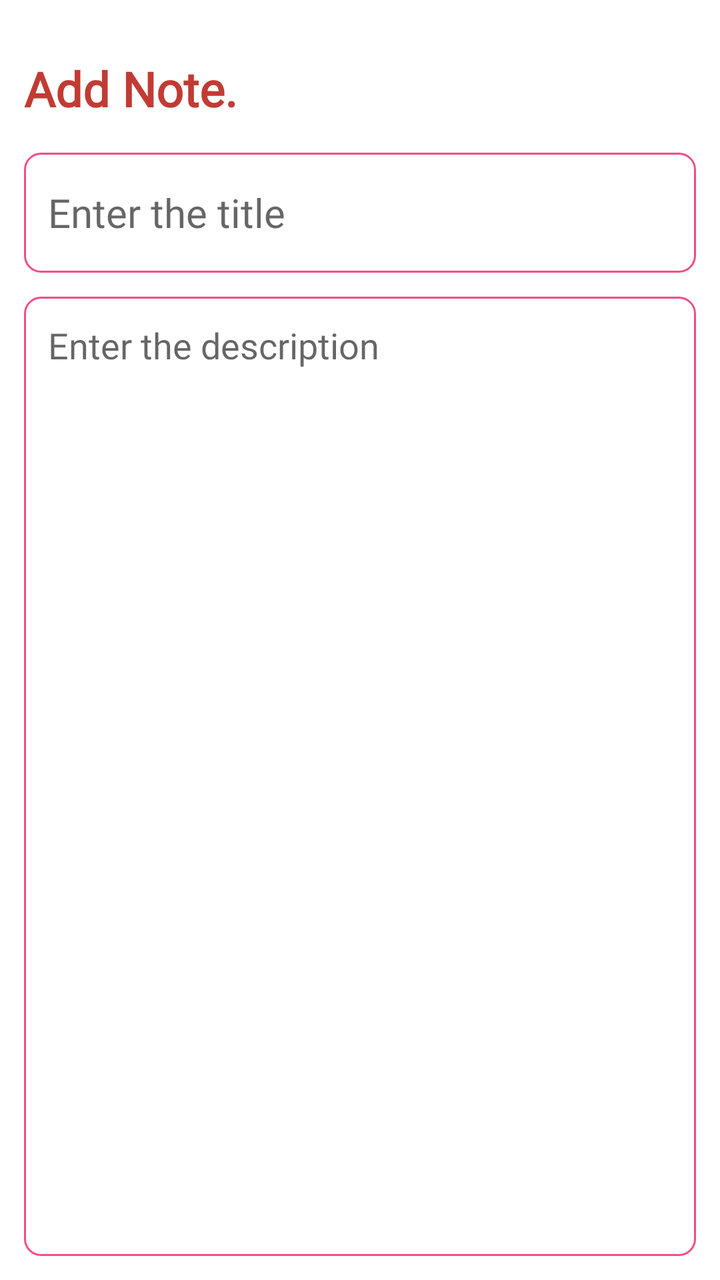
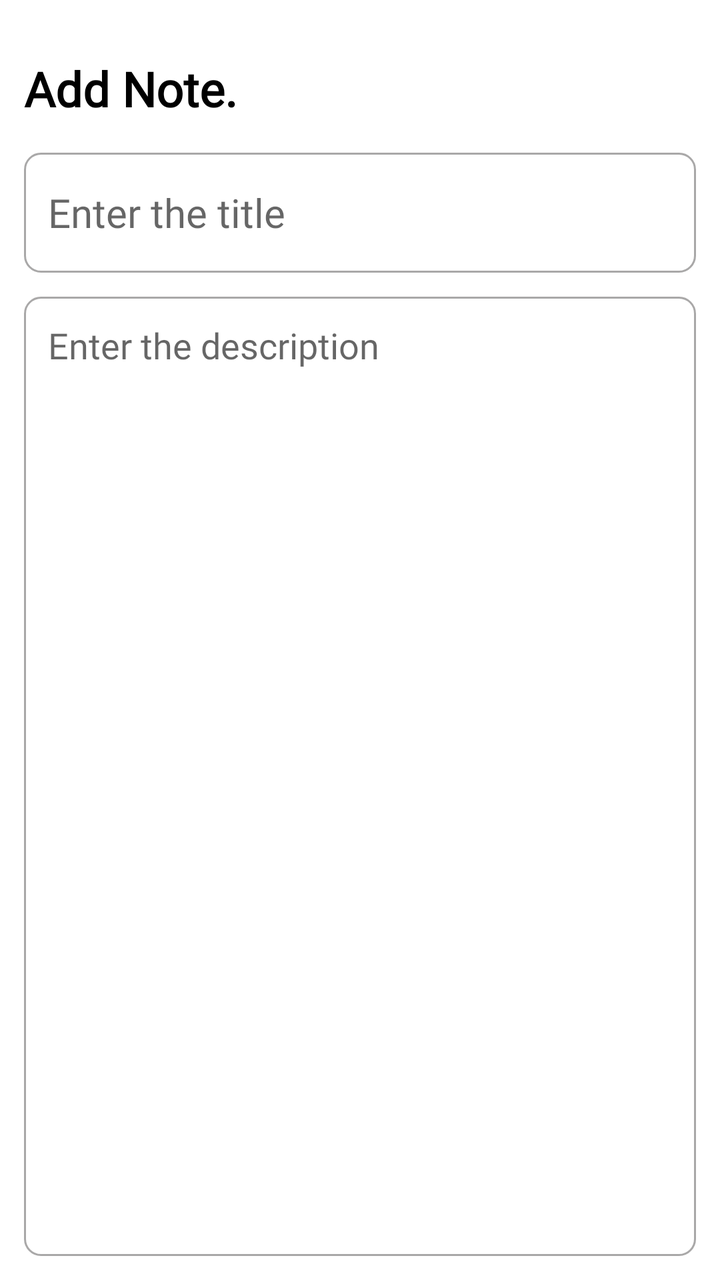

An Android layout rendered at two revisions. The XML below is the earlier revision; the diff shows what the commit changed to produce the second picture.
<!-- AndroidManifest.xml: application theme Theme.NoteApp -->
<!-- res/layout/fragment_add_note.xml -->
<?xml version="1.0" encoding="utf-8"?>
<layout
    xmlns:android="http://schemas.android.com/apk/res/android"
    xmlns:tools="http://schemas.android.com/tools">

    <RelativeLayout
        android:layout_width="match_parent"
        android:layout_height="match_parent"
        android:orientation="vertical"
        android:padding="12dp"
        tools:context=".fragments.AddNoteFragment">

        <TextView
            android:id="@+id/addNoteHeading"
            android:layout_width="wrap_content"
            android:layout_height="wrap_content"
            android:text="Add Note."
            android:textStyle="bold"
            android:textColor="@color/red"
            android:textSize="24sp"
            android:fontFamily="@font/poppins"
            android:layout_marginTop="16dp"/>

        <EditText
            android:id="@+id/addNoteTitle"
            android:layout_width="match_parent"
            android:layout_height="60dp"
            android:hint="Enter the title"
            android:padding="12dp"
            android:textSize="20sp"
            android:maxLines="1"
            android:fontFamily="@font/poppins"
            android:layout_below="@id/addNoteHeading"
            android:layout_marginTop="16dp"
            android:background="@drawable/pink_border"/>

        <EditText
            android:id="@+id/addNoteDesc"
            android:layout_width="match_parent"
            android:layout_height="match_parent"
            android:hint="Enter the description"
            android:gravity="top"
            android:padding="12dp"
            android:textSize="18sp"
            android:fontFamily="@font/poppins"
            android:layout_below="@id/addNoteTitle"
            android:layout_marginTop="12dp"
            android:background="@drawable/pink_border"/>
    </RelativeLayout>
</layout>
<!-- resources referenced by this layout -->
<resources>
  <color name="red">#c13b34</color>
  <!-- drawable pink_border (drawable) -->
  <?xml version="1.0" encoding="utf-8"?>
  <shape xmlns:android="http://schemas.android.com/apk/res/android"
      android:shape="rectangle">
  
      <stroke
          android:width="1dp"
          android:color="@color/pink"/>
  
      <corners
          android:radius="8dp"/>
  
  </shape>
  <style name="Theme.NoteApp" parent="Base.Theme.NoteApp" />
  <color name="pink">#F24D87</color>
  <style name="Base.Theme.NoteApp" parent="Theme.MaterialComponents.DayNight.DarkActionBar">
          
          <item name="colorPrimary">#A9A8A8</item>
          <item name="colorPrimaryVariant">@color/pink</item>
          <item name="colorOnPrimary">@color/white</item>
          
          <item name="colorSecondary">@color/pink</item>
          <item name="colorSecondaryVariant">@color/pink</item>
          <item name="colorOnSecondary">@color/black</item>
          
          <item name="android:statusBarColor">@color/gray</item>
          
      </style>
  <color name="white">#FFFFFFFF</color>
  <color name="black">#FF000000</color>
  <color name="gray">#A9A8A8</color>
</resources>

<!-- the commit's change to res/layout/fragment_add_note.xml (unified diff, before → after) -->
@@ -16,7 +16,7 @@
             android:layout_height="wrap_content"
             android:text="Add Note."
             android:textStyle="bold"
-            android:textColor="@color/red"
+            android:textColor="@color/black"
             android:textSize="24sp"
             android:fontFamily="@font/poppins"
             android:layout_marginTop="16dp"/>
@@ -32,7 +32,7 @@
             android:fontFamily="@font/poppins"
             android:layout_below="@id/addNoteHeading"
             android:layout_marginTop="16dp"
-            android:background="@drawable/pink_border"/>
+            android:background="@drawable/gray_border"/>
 
         <EditText
             android:id="@+id/addNoteDesc"
@@ -45,6 +45,6 @@
             android:fontFamily="@font/poppins"
             android:layout_below="@id/addNoteTitle"
             android:layout_marginTop="12dp"
-            android:background="@drawable/pink_border"/>
+            android:background="@drawable/gray_border"/>
     </RelativeLayout>
 </layout>
<!-- resource entries referenced after the edit -->
@@ -1,36 +1,38 @@
 <!-- resources referenced by this layout -->
 <resources>
-  <color name="red">#c13b34</color>
-  <!-- drawable pink_border (drawable) -->
+  <style name="Theme.NoteApp" parent="Base.Theme.NoteApp" />
+  <style name="Base.Theme.NoteApp" parent="Theme.MaterialComponents.DayNight.DarkActionBar">
+          
+          <item name="colorPrimary">@color/light_blue</item> 
+          <item name="colorPrimaryVariant">@color/blue</item>
+          <item name="colorOnPrimary">@color/black</item> 
+          
+          <item name="colorSecondary">@color/blue</item>
+          <item name="colorSecondaryVariant">@color/blue</item>
+          <item name="colorOnSecondary">@color/white</item>
+          
+          <item name="android:statusBarColor">@color/light_blue</item>
+          
+          <item name="android:textColorPrimary">@color/black</item>
+          
+      </style>
+  <color name="light_blue">#99C7E6</color>
+  <color name="blue">#2196F3</color>
+  <color name="white">#FFFFFFFF</color>
+  <color name="black">#FF000000</color>
+  <!-- drawable gray_border (drawable) -->
   <?xml version="1.0" encoding="utf-8"?>
   <shape xmlns:android="http://schemas.android.com/apk/res/android"
       android:shape="rectangle">
   
       <stroke
           android:width="1dp"
-          android:color="@color/pink"/>
+          android:color="@color/gray"/>
   
       <corners
           android:radius="8dp"/>
   
   </shape>
-  <style name="Theme.NoteApp" parent="Base.Theme.NoteApp" />
-  <color name="pink">#F24D87</color>
-  <style name="Base.Theme.NoteApp" parent="Theme.MaterialComponents.DayNight.DarkActionBar">
-          
-          <item name="colorPrimary">#A9A8A8</item>
-          <item name="colorPrimaryVariant">@color/pink</item>
-          <item name="colorOnPrimary">@color/white</item>
-          
-          <item name="colorSecondary">@color/pink</item>
-          <item name="colorSecondaryVariant">@color/pink</item>
-          <item name="colorOnSecondary">@color/black</item>
-          
-          <item name="android:statusBarColor">@color/gray</item>
-          
-      </style>
-  <color name="white">#FFFFFFFF</color>
-  <color name="black">#FF000000</color>
   <color name="gray">#A9A8A8</color>
 </resources>
 
